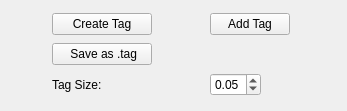
First picture: the form in tagProps.ui, repository Mouse-Imaging-Centre/brain-view2, before the edit.
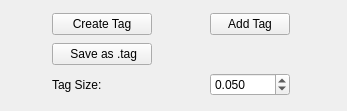
Second picture: the form after the edit.

Patch:
```diff
--- a/tagProps.ui
+++ b/tagProps.ui
@@ -112,11 +112,14 @@
    <item row="3" column="1">
     <widget class="QDoubleSpinBox" name="TagSize">
      <property name="sizePolicy">
-      <sizepolicy hsizetype="Fixed" vsizetype="Fixed">
+      <sizepolicy hsizetype="Preferred" vsizetype="Fixed">
        <horstretch>0</horstretch>
        <verstretch>0</verstretch>
       </sizepolicy>
      </property>
+     <property name="decimals">
+      <number>3</number>
+     </property>
      <property name="maximum">
       <double>1.000000000000000</double>
      </property>
```
Left out of the diff: 2 changed lines with no effect on the pictures.
